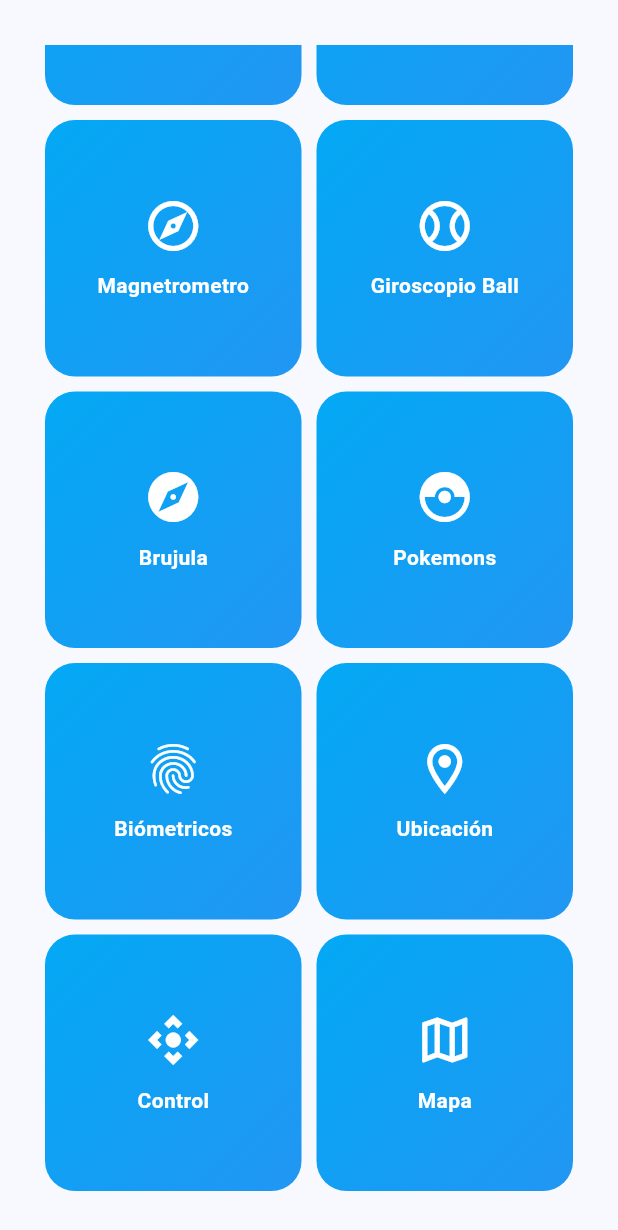
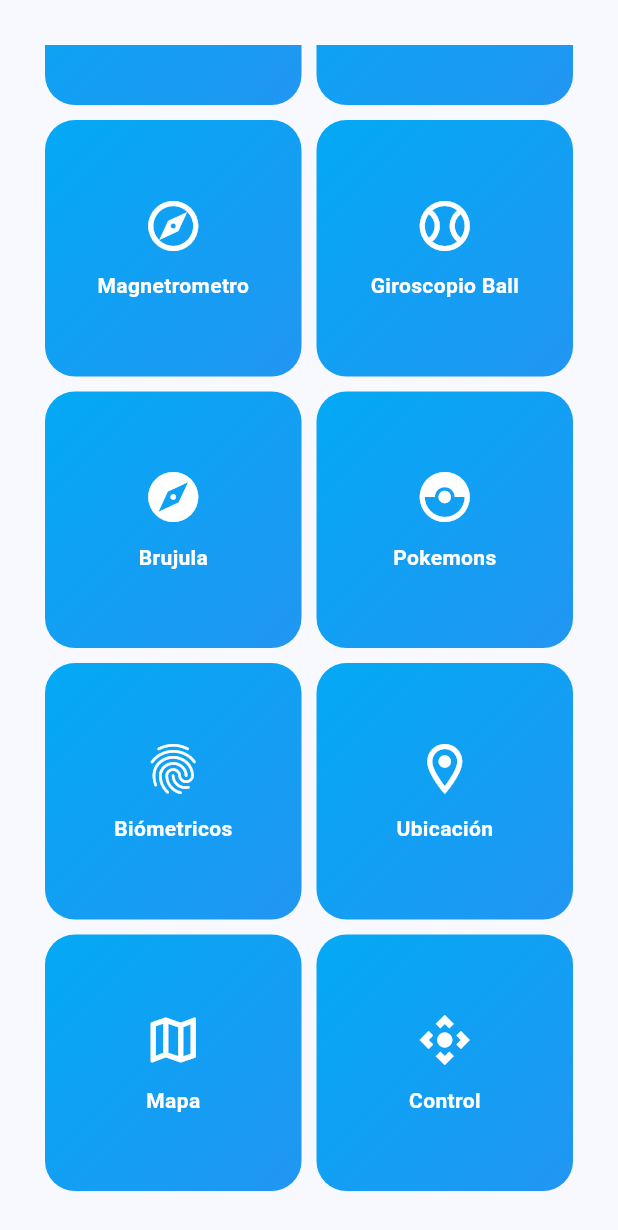
Before and after one commit to m4zna/Miscelaneos, a Flutter app: the screen it shows after launch, scrolled down 187 dp, on a phone screen of 412 x 824 dp. Shown: the top 1230 px of the screen. Run offline on Flutter 3.47's test engine with Material 3 defaults, Android fonts, the phone set to English and light mode, and no system bars; our stand-ins replace dio, flutter_compass, flutter_riverpod, geolocator, go_router, google_maps_flutter and 4 more; missing offline and left inert: flutter_app_badger, quick_actions.

Commit message:
fin seccion 11

```diff
--- a/lib/config/config.dart
+++ b/lib/config/config.dart
@@ -3,3 +3,6 @@ export 'router/app_router.dart';
 export 'plugins/share_plugin.dart';
 
 export 'plugins/local_auth_plugin.dart';
+
+export 'plugins/quick_actions_plugin.dart';
+export 'plugins/app_badge_plugin.dart';
--- a/lib/config/router/app_router.dart
+++ b/lib/config/router/app_router.dart
@@ -2,7 +2,7 @@ import 'package:go_router/go_router.dart';
 import 'package:miscelaneos/presentation/screens/screens.dart';
 
 final router = GoRouter(routes: [
-  GoRoute(path: '/', builder: (context, state) => HomeScreen()),
+  GoRoute(path: '/', builder: (context, state) => const HomeScreen()),
   GoRoute(path: '/permissions', builder: (context, state) => PermissionsScreen()),
   GoRoute(path: '/gyroscope', builder: (context, state) => const GyroscopeScreen()),
   GoRoute(path: '/accelerometer', builder: (context, state) => const AccelerometerScreen()),
@@ -23,4 +23,6 @@ final router = GoRouter(routes: [
   GoRoute(path: '/location', builder: (context, state) => const LocationScreen()),
   GoRoute(path: '/control', builder: (context, state) => const ControlledMapScreen()),
   GoRoute(path: '/maps', builder: (context, state) => const MapScreen()),
+
+  GoRoute(path: '/badge', builder: (context, state) => const BadgeScreen()),
 ]);
--- a/lib/main.dart
+++ b/lib/main.dart
@@ -7,6 +7,7 @@ import 'config/config.dart';
 
 void main() {
   WidgetsFlutterBinding.ensureInitialized();
+  QuickActionsPlugin.registerActions();
   SystemChrome.setPreferredOrientations([DeviceOrientation.portraitUp]);
   runApp(const ProviderScope(child: MyApp()));
 }
--- /dev/null
+++ b/lib/presentation/providers/badge/badge_counter_provider.dart
@@ -0,0 +1,5 @@
+import 'package:flutter_riverpod/flutter_riverpod.dart';
+
+final badgeCounterProvider = StateProvider<int>((ref) {
+  return 0;
+});
--- a/lib/presentation/providers/providers.dart
+++ b/lib/presentation/providers/providers.dart
@@ -15,3 +15,5 @@ export 'local_auth/local_auth_providers.dart';
 export 'location/user_location_provider.dart';
 export 'location/watch_location_provider.dart';
 export 'location/map_controller_provider.dart';
+
+export 'badge/badge_counter_provider.dart';
--- a/lib/presentation/screens/home/home_screen.dart
+++ b/lib/presentation/screens/home/home_screen.dart
@@ -3,20 +3,22 @@ import 'package:go_router/go_router.dart';
 import 'package:miscelaneos/presentation/widgets/widgets.dart';
 
 class HomeScreen extends StatelessWidget {
+  const HomeScreen({super.key});
+
   @override
   Widget build(BuildContext context) {
     return Scaffold(
       body: Padding(
         padding: const EdgeInsets.all(30.0),
         child: CustomScrollView(slivers: [
-          SliverAppBar(title: Text('Miscelaneos'), actions: [
+          SliverAppBar(title: const Text('Miscelaneos'), actions: [
             IconButton(
                 onPressed: () {
                   context.push('/permissions');
                 },
-                icon: Icon(Icons.settings))
+                icon: const Icon(Icons.settings))
           ]),
-          MainMenu(),
+          const MainMenu(),
         ]),
       ),
     );
--- a/lib/presentation/screens/screens.dart
+++ b/lib/presentation/screens/screens.dart
@@ -15,3 +15,5 @@ export 'biometrics/biometrics_screen.dart';
 export 'location/location_screen.dart';
 export 'location/map_screen.dart';
 export 'location/controlled_map_screen.dart';
+
+export 'badge/badge_screen.dart';
--- a/lib/presentation/widgets/shared/main_menu.dart
+++ b/lib/presentation/widgets/shared/main_menu.dart
@@ -20,8 +20,11 @@ final List<MenuItem> menuItems = [
   MenuItem(title: 'Biómetricos', icon: Icons.fingerprint_outlined, route: '/biometrics'),
 
   MenuItem(title: 'Ubicación', icon: Icons.location_on_outlined, route: '/location'),
+  MenuItem(title: 'Mapa', icon: Icons.map_outlined, route: '/maps'),
   MenuItem(title: 'Control', icon: Icons.control_camera_outlined, route: '/control'),
-  MenuItem(title: 'Mapa', icon: Icons.map_outlined, route: '/maps'),
+
+  MenuItem(title: 'Badge', icon: Icons.notification_important_rounded, route: '/badge'),
+
 ];
 
 class MainMenu extends StatelessWidget {
@@ -57,7 +60,7 @@ class HomeMenuItem extends StatelessWidget {
     return GestureDetector(
       onTap: () => context.push(route),
       child: Container(
-        padding: EdgeInsets.all(8),
+        padding: const EdgeInsets.all(8),
         decoration: BoxDecoration(
           borderRadius: BorderRadius.circular(20),
           gradient: LinearGradient(
@@ -67,8 +70,8 @@ class HomeMenuItem extends StatelessWidget {
           mainAxisAlignment: MainAxisAlignment.center,
           children: [
             Icon(icon, color: Colors.white, size: 40),
-            SizedBox(height: 10),
-            Text(title, style: TextStyle(color: Colors.white, fontWeight: FontWeight.bold))
+            const SizedBox(height: 10),
+            Text(title, style: const TextStyle(color: Colors.white, fontWeight: FontWeight.bold))
           ],
         ),
       ),
--- a/pubspec.yaml
+++ b/pubspec.yaml
@@ -49,6 +49,9 @@ dependencies:
 
   geolocator: ^11.1.0
   google_maps_flutter: ^2.5.3
+
+  quick_actions: ^1.0.7
+  flutter_app_badger: ^1.5.0
 
 dev_dependencies:
   flutter_test:
```
Also changed, not shown: lib/config/plugins/app_badge_plugin.dart (added, +28 -0 lines), lib/config/plugins/quick_actions_plugin.dart (added, +33 -0 lines), lib/presentation/screens/badge/badge_screen.dart (added, +42 -0 lines), pubspec.lock, 18 other files.
